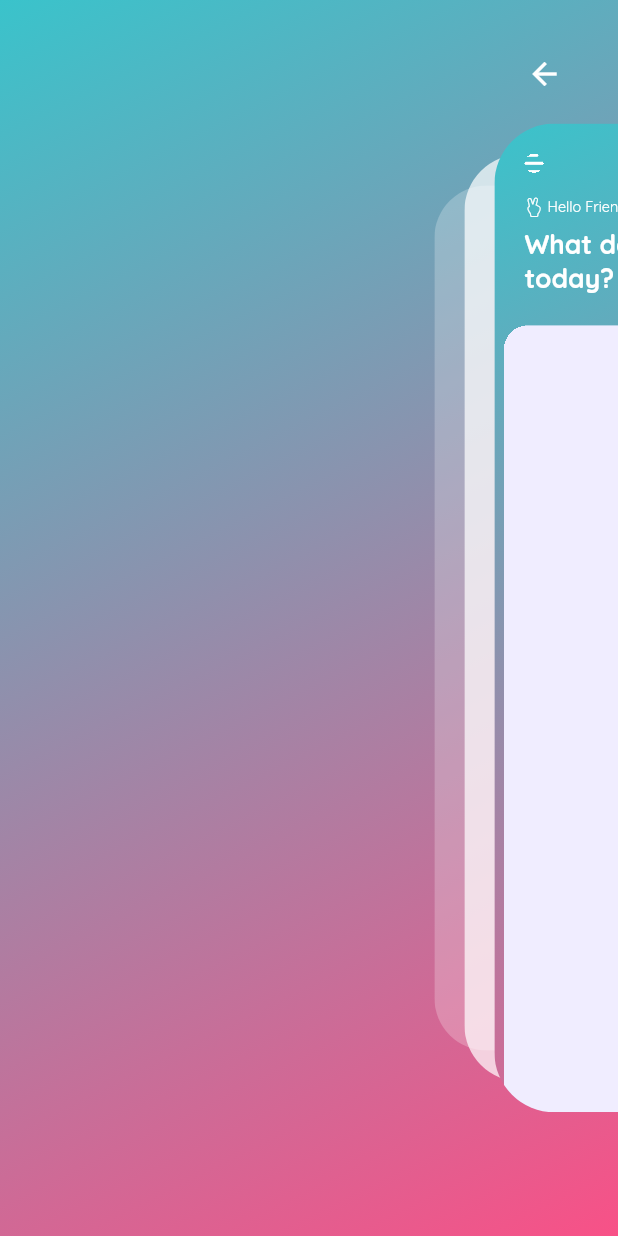
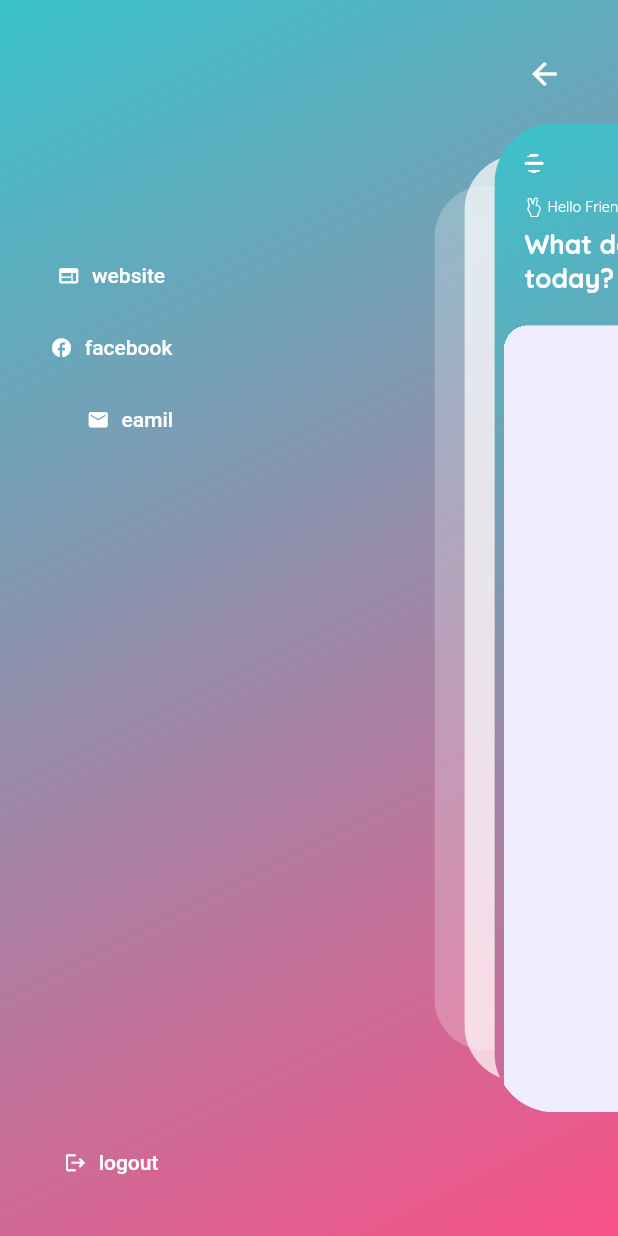
Before and after one commit to abhijeetSaroha/take-quiz, a Flutter app: the HomeScreen screen opened by its route, after a tap on an icon or button, on a phone screen of 412 x 824 dp. Run offline on Flutter 3.47's test engine with Material 2 defaults, Android fonts, the phone set to English and light mode, and no system bars; drawn by our look-alikes of flutter_zoom_drawer; our stand-ins replace cached_network_image, cloud_firestore, firebase_auth, firebase_core, firebase_storage, flutter_svg and 3 more; missing offline and left inert: dart:html; accounts and stored records are empty; project files that could hold a hidden picture were left out.

Commit message:
tenth commit

```diff
--- a/lib/controllers/zoom_drawer_controller.dart
+++ b/lib/controllers/zoom_drawer_controller.dart
@@ -1,12 +1,16 @@
+import 'package:firebase_auth/firebase_auth.dart';
 import 'package:flutter_zoom_drawer/config.dart';
 import 'package:get/get.dart';
+import 'package:takequiz/controllers/auth_controller.dart';
 import 'package:url_launcher/url_launcher.dart';
 
 class MyZoomDrawerController extends GetxController {
   final zoomDrawerController = ZoomDrawerController();
+  Rxn<User?> user = Rxn();
 
   @override
   void onReady() {
+    user.value = Get.find<AuthController>().getUser();
     super.onReady();
   }
 
@@ -15,11 +19,21 @@ class MyZoomDrawerController extends GetxController {
     update();
   }
 
-  void signOut() {}
+  void signOut() {
+    Get.find<AuthController>().signOut();
+  }
 
   void signIn() {}
 
-  void website() {}
+  void website() {
+    Uri website = Uri(path: 'https://www.google.com');
+    _launch(website);
+  }
+
+  void facebbok() {
+    Uri website = Uri(path: 'https://www.facebook.com');
+    _launch(website);
+  }
 
   void email() {
     final Uri emailLaunchUrl = Uri(
--- a/lib/screens/home/home_screen.dart
+++ b/lib/screens/home/home_screen.dart
@@ -1,5 +1,4 @@
 import 'package:flutter/material.dart';
-import 'package:cached_network_image/cached_network_image.dart';
 import 'package:flutter_zoom_drawer/config.dart';
 import 'package:flutter_zoom_drawer/flutter_zoom_drawer.dart';
 import 'package:get/get.dart';
@@ -16,6 +15,8 @@ import 'package:takequiz/widgets/content_area.dart';
 
 class HomeScreen extends GetView<MyZoomDrawerController> {
   const HomeScreen({super.key});
+
+  static const String routeName = '/home';
 
   @override
   Widget build(BuildContext context) {
--- a/lib/screens/home/menu_screen.dart
+++ b/lib/screens/home/menu_screen.dart
@@ -35,7 +35,59 @@ class MenuScreen extends GetView<MyZoomDrawerController> {
                     controller.toggleDrawer();
                   },
                 ),
-              )
+              ),
+              Padding(
+                padding: EdgeInsets.only(
+                  right: MediaQuery.of(context).size.width * 0.3,
+                ),
+                child: Column(
+                  children: [
+                    Obx(
+                      () => controller.user.value == null
+                          ? const SizedBox()
+                          : Text(
+                              controller.user.value!.displayName ?? '',
+                              style: const TextStyle(
+                                fontWeight: FontWeight.w900,
+                                fontSize: 18,
+                                color: onSurfaceTextColor,
+                              ),
+                            ),
+                    ),
+                    const Spacer(
+                      flex: 1,
+                    ),
+                    _DrawerButton(
+                      icon: Icons.web,
+                      label: "website",
+                      onPressed: () => controller.website(),
+                    ),
+                    _DrawerButton(
+                      icon: Icons.facebook,
+                      label: "facebook",
+                      onPressed: () => controller.facebbok(),
+                    ),
+                    Padding(
+                      padding: const EdgeInsets.only(
+                        left: 25.0,
+                      ),
+                      child: _DrawerButton(
+                        icon: Icons.email,
+                        label: "eamil",
+                        onPressed: () => controller.email(),
+                      ),
+                    ),
+                    const Spacer(
+                      flex: 4,
+                    ),
+                    _DrawerButton(
+                      icon: Icons.logout,
+                      label: "logout",
+                      onPressed: () => controller.signOut(),
+                    ),
+                  ],
+                ),
+              ),
             ],
           ),
         ),
@@ -43,3 +95,23 @@ class MenuScreen extends GetView<MyZoomDrawerController> {
     );
   }
 }
+
+class _DrawerButton extends StatelessWidget {
+  const _DrawerButton(
+      {super.key, required this.icon, required this.label, this.onPressed});
+  final IconData icon;
+  final String label;
+  final VoidCallback? onPressed;
+
+  @override
+  Widget build(BuildContext context) {
+    return TextButton.icon(
+      onPressed: onPressed,
+      icon: Icon(
+        icon,
+        size: 15,
+      ),
+      label: Text(label),
+    );
+  }
+}
```
Also changed, not shown: lib/controllers/auth_controller.dart (+24 -4 lines), lib/screens/login/login_screen.dart (+17 -1 lines), 1 other file.
